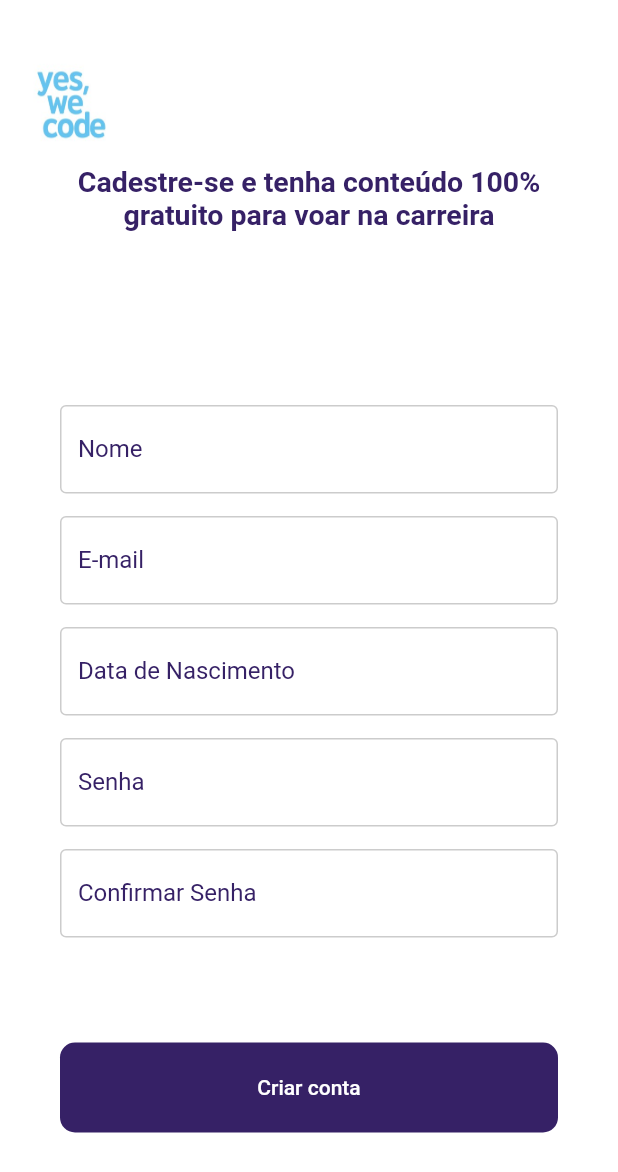
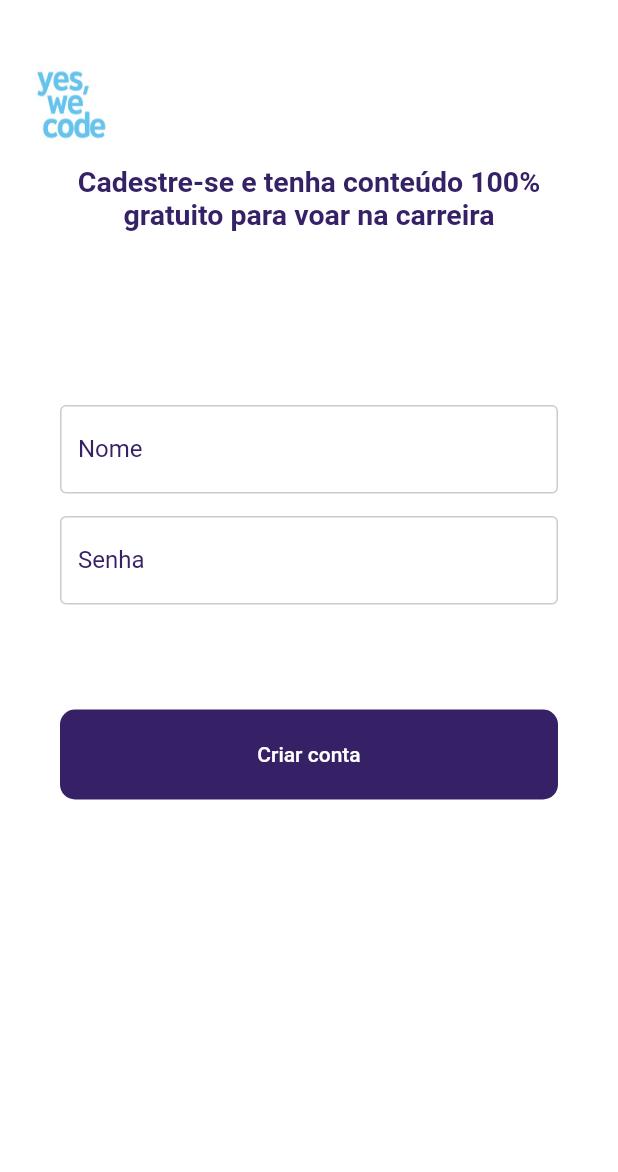
Before and after one commit to hendriksonpetzold/yes-w-code-signup, a Flutter app: the RegisterPage screen opened by its route, after a tap on "Criar conta", on a phone screen of 412 x 824 dp. Shown: the top 1172 px of the screen. Run offline on Flutter 3.47's test engine with Material 2 defaults, Android fonts, the phone set to English and light mode, and no system bars; our stand-ins replace cloud_firestore, firebase_auth, firebase_core; accounts and stored records are empty.

Commit message:
fix: fix form

```diff
--- a/lib/page/register_page/components/register_page_form.dart
+++ b/lib/page/register_page/components/register_page_form.dart
@@ -1,12 +1,20 @@
-import 'dart:developer';
-
-import 'package:cloud_firestore/cloud_firestore.dart';
 import 'package:flutter/material.dart';
 import 'package:yes_w_code_project/page/register_page/register_controller.dart';
 import 'package:yes_w_code_project/utils/born_date_mask.dart';
 
 class RegisterPageForm extends StatefulWidget {
-  const RegisterPageForm({Key? key}) : super(key: key);
+  const RegisterPageForm(
+      {Key? key,
+      required this.controller,
+      required this.formKey,
+      required this.onChangeName,
+      required this.mudarSenhaBanana})
+      : super(key: key);
+
+  final RegisterController controller;
+  final GlobalKey formKey;
+  final void Function(String) onChangeName;
+  final void Function(String) mudarSenhaBanana;
 
   @override
   State<RegisterPageForm> createState() => _RegisterPageFormState();
@@ -15,12 +23,10 @@ class RegisterPageForm extends StatefulWidget {
 class _RegisterPageFormState extends State<RegisterPageForm> {
   final BornDateMask bornDateMask = BornDateMask();
 
-  final RegisterController controller = RegisterController();
-
   @override
   Widget build(BuildContext context) {
     return Form(
-      key: controller.formKey,
+      key: widget.formKey,
       child: Padding(
         padding: const EdgeInsets.only(left: 40, right: 40),
         child: Column(
@@ -43,10 +49,9 @@ class _RegisterPageFormState extends State<RegisterPageForm> {
             ),
             TextFormField(
               autovalidateMode: AutovalidateMode.onUserInteraction,
-              controller: controller.nameEC,
               onChanged: (name) {
-                controller.name = name;
-                log(controller.name);
+                print('formfield name $name');
+                widget.onChangeName(name);
               },
               validator: (name) {
                 if (name == null || name.length < 3) {
@@ -67,71 +72,93 @@ class _RegisterPageFormState extends State<RegisterPageForm> {
             ),
             const SizedBox(
               height: 15,
-            ),
-            TextFormField(
-              autovalidateMode: AutovalidateMode.onUserInteraction,
-              controller: controller.emailEC,
-              //onChanged: (email) {
-              //controller.email = email;
-              //},
-              validator: (email) {
-                if (!RegExp(r'[a-zA-z0-9.-_]+@[a-zA-z0-9-_]+\..+').hasMatch(
-                  email ?? '',
-                )) {
-                  return 'E-mail invalido';
-                }
-                return null;
-              },
-              decoration: const InputDecoration(
-                labelText: 'E-mail',
-                labelStyle: TextStyle(color: Color.fromRGBO(54, 33, 102, 1)),
-                border: OutlineInputBorder(
-                  borderSide: BorderSide(color: Color.fromRGBO(0, 0, 0, 0.2)),
-                ),
-                enabledBorder: OutlineInputBorder(
-                  borderSide: BorderSide(color: Color.fromRGBO(0, 0, 0, 0.2)),
-                ),
-              ),
-            ),
-            const SizedBox(
-              height: 15,
-            ),
-            TextFormField(
-              autovalidateMode: AutovalidateMode.onUserInteraction,
-              inputFormatters: [bornDateMask],
-              controller: controller.bornDateEC,
-              //onChanged: (bornDate) {
-              //controller.bornDate = bornDate;
-              //},
-              validator: (bornDate) {
-                if (!RegExp(r'^\d{2}\/\d{2}\/\d{4}$').hasMatch(
-                  bornDate ?? '',
-                )) {
-                  return 'Data de nascimento incorreta';
-                }
-                return null;
-              },
-              decoration: const InputDecoration(
-                labelText: 'Data de Nascimento',
-                labelStyle: TextStyle(color: Color.fromRGBO(54, 33, 102, 1)),
-                border: OutlineInputBorder(
-                  borderSide: BorderSide(color: Color.fromRGBO(0, 0, 0, 0.2)),
-                ),
-                enabledBorder: OutlineInputBorder(
-                  borderSide: BorderSide(color: Color.fromRGBO(0, 0, 0, 0.2)),
-                ),
-              ),
-            ),
-            const SizedBox(
-              height: 15,
+              // ),
+              // TextFormField(
+              //   autovalidateMode: AutovalidateMode.onUserInteraction,
+              //   controller: controller.emailEC,
+              //   //onChanged: (email) {
+              //   //controller.email = email;
+              //   //},
+              //   validator: (email) {
+              //     if (!RegExp(r'[a-zA-z0-9.-_]+@[a-zA-z0-9-_]+\..+').hasMatch(
+              //       email ?? '',
+              //     )) {
+              //       return 'E-mail invalido';
+              //     }
+              //     return null;
+              //   },
+              //   decoration: const InputDecoration(
+              //     labelText: 'E-mail',
+              //     labelStyle: TextStyle(color: Color.fromRGBO(54, 33, 102, 1)),
+              //     border: OutlineInputBorder(
+              //       borderSide: BorderSide(color: Color.fromRGBO(0, 0, 0, 0.2)),
+              //     ),
+              //     enabledBorder: OutlineInputBorder(
+              //       borderSide: BorderSide(color: Color.fromRGBO(0, 0, 0, 0.2)),
+              //     ),
+              //   ),
+              // ),
+              // const SizedBox(
+              //   height: 15,
+              // ),
+              // TextFormField(
+              //   autovalidateMode: AutovalidateMode.onUserInteraction,
+              //   inputFormatters: [bornDateMask],
+              //   controller: controller.bornDateEC,
+              //   //onChanged: (bornDate) {
+              //   //controller.bornDate = bornDate;
+              //   //},
+              //   validator: (bornDate) {
+              //     if (!RegExp(r'^\d{2}\/\d{2}\/\d{4}$').hasMatch(
+              //       bornDate ?? '',
+              //     )) {
+              //       return 'Data de nascimento incorreta';
+              //     }
+              //     return null;
+              //   },
+              //   decoration: const InputDecoration(
+              //     labelText: 'Data de Nascimento',
+              //     labelStyle: TextStyle(color: Color.fromRGBO(54, 33, 102, 1)),
+              //     border: OutlineInputBorder(
+              //       borderSide: BorderSide(color: Color.fromRGBO(0, 0, 0, 0.2)),
+              //     ),
+              //     enabledBorder: OutlineInputBorder(
+              //       borderSide: BorderSide(color: Color.fromRGBO(0, 0, 0, 0.2)),
+              //     ),
+              //   ),
+              // ),
+
+              // const SizedBox(
+              //   height: 15,
+              // ),
+              // TextFormField(
+              // autovalidateMode: AutovalidateMode.onUserInteraction,
+              // obscureText: true,
+              // validator: (confirmPassword) {
+              //   if (confirmPassword == null ||
+              //       confirmPassword != controller.passwordEC.text) {
+              //     return 'As senhas estão diferentes';
+              //   }
+              //   return null;
+              // },
+              // decoration: const InputDecoration(
+              //   labelText: 'Confirmar Senha',
+              //   labelStyle: TextStyle(color: Color.fromRGBO(54, 33, 102, 1)),
+              //   border: OutlineInputBorder(
+              //     borderSide: BorderSide(color: Color.fromRGBO(0, 0, 0, 0.2)),
+              //   ),
+              //   enabledBorder: OutlineInputBorder(
+              //     borderSide: BorderSide(color: Color.fromRGBO(0, 0, 0, 0.2)),
+              //   ),
+              // ),
             ),
             TextFormField(
               autovalidateMode: AutovalidateMode.onUserInteraction,
               obscureText: true,
-              controller: controller.passwordEC,
-              //onChanged: (password) {
-              //controller.password = password;
-              //},
+              //controller: controller.passwordEC,
+              onChanged: (password) {
+                widget.mudarSenhaBanana(password);
+              },
               validator: (value) {
                 if (value == null || value.length < 6) {
                   return 'Senha Fraca';
@@ -149,30 +176,6 @@ class _RegisterPageFormState extends State<RegisterPageForm> {
                 ),
               ),
             ),
-            const SizedBox(
-              height: 15,
-            ),
-            TextFormField(
-              autovalidateMode: AutovalidateMode.onUserInteraction,
-              obscureText: true,
-              validator: (confirmPassword) {
-                if (confirmPassword == null ||
-                    confirmPassword != controller.passwordEC.text) {
-                  return 'As senhas estão diferentes';
-                }
-                return null;
-              },
-              decoration: const InputDecoration(
-                labelText: 'Confirmar Senha',
-                labelStyle: TextStyle(color: Color.fromRGBO(54, 33, 102, 1)),
-                border: OutlineInputBorder(
-                  borderSide: BorderSide(color: Color.fromRGBO(0, 0, 0, 0.2)),
-                ),
-                enabledBorder: OutlineInputBorder(
-                  borderSide: BorderSide(color: Color.fromRGBO(0, 0, 0, 0.2)),
-                ),
-              ),
-            ),
           ],
         ),
       ),
--- a/lib/page/register_page/register_controller.dart
+++ b/lib/page/register_page/register_controller.dart
@@ -1,3 +1,5 @@
+import 'dart:developer';
+
 import 'package:cloud_firestore/cloud_firestore.dart';
 
 import 'package:flutter/material.dart';
@@ -9,10 +11,20 @@ class RegisterController {
   TextEditingController bornDateEC = TextEditingController();
   TextEditingController emailEC = TextEditingController();
   String name = '';
-  //String password = '';
-  //String email = '';
-  //String bornDate = '';
+  String password = '';
+  String email = '';
+  String bornDate = '';
   CollectionReference users = FirebaseFirestore.instance.collection('users');
+
+  void onChangeName({required String newName}) {
+    log('name change controller $name');
+    name = newName;
+  }
+
+  void onChangePassword({required String newPassword}) {
+    password = newPassword;
+  }
+
   Future<void> addUser(
       String name, String password, String email, String bornDate) {
     return users.add({
--- a/lib/page/register_page/register_page.dart
+++ b/lib/page/register_page/register_page.dart
@@ -37,7 +37,16 @@ class _HomePageState extends State<RegisterPage> {
                 ),
               ),
             ),
-            const RegisterPageForm(),
+            RegisterPageForm(
+              controller: controller,
+              formKey: controller.formKey,
+              onChangeName: (String newName) {
+                controller.onChangeName(newName: newName);
+              },
+              mudarSenhaBanana: (String newSenhaBanana) {
+                controller.onChangePassword(newPassword: newSenhaBanana);
+              },
+            ),
             const SizedBox(
               height: 70,
             ),
@@ -46,10 +55,10 @@ class _HomePageState extends State<RegisterPage> {
               child: Button(
                 buttonName: 'Criar conta',
                 onTap: () {
-                  log(controller.name);
+                  log('name when press button ${controller.name}');
                   controller.addUser(
                     controller.name,
-                    controller.passwordEC.text,
+                    controller.password,
                     controller.emailEC.text,
                     controller.bornDateEC.text,
                   );
```
